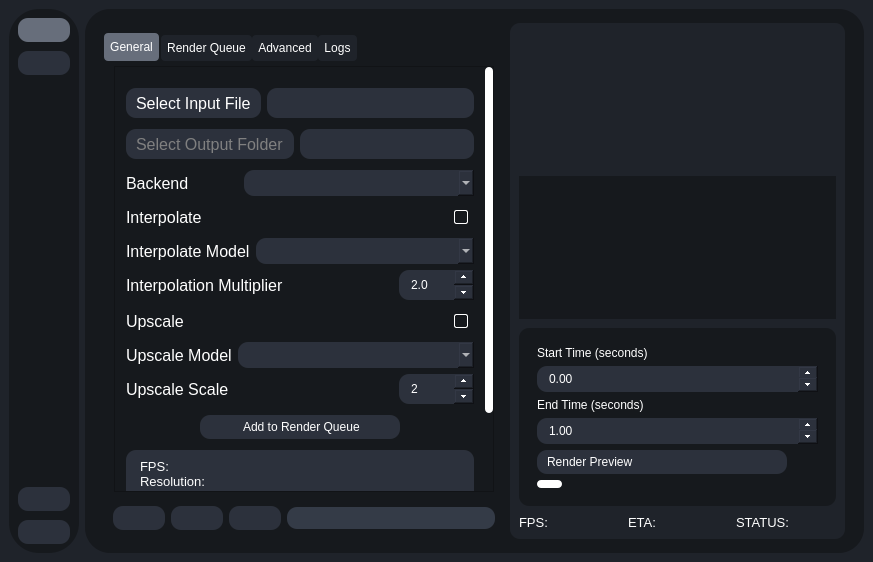
The window that testRVEInterface.ui (gokulmc/enhance_crop) describes before a commit, drawn with Qt 5.
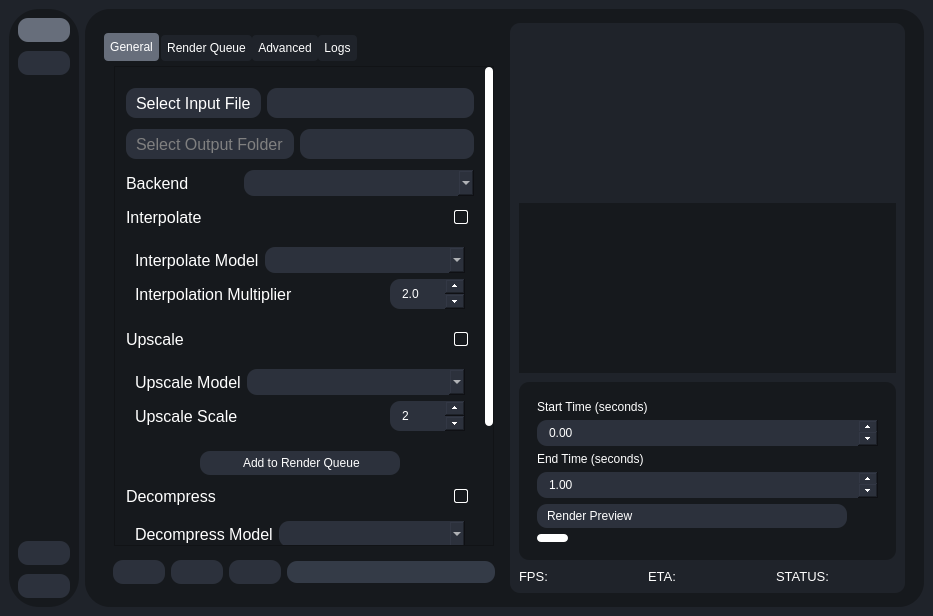
The same window after the commit. Icons and pictures are not drawn.

Commit message: work towards decompression option

```diff
--- a/testRVEInterface.ui
+++ b/testRVEInterface.ui
@@ -5,8 +5,8 @@
    <rect>
     <x>0</x>
     <y>0</y>
-    <width>0</width>
-    <height>0</height>
+    <width>933</width>
+    <height>616</height>
    </rect>
   </property>
   <property name="sizePolicy">
@@ -1084,9 +1084,9 @@
                                  <property name="geometry">
                                   <rect>
                                    <x>0</x>
-                                   <y>0</y>
+                                   <y>-92</y>
                                    <width>370</width>
-                                   <height>542</height>
+                                   <height>663</height>
                                   </rect>
                                  </property>
                                  <layout class="QVBoxLayout" name="verticalLayout_32">
@@ -1375,16 +1375,16 @@
                                     </property>
                                     <layout class="QVBoxLayout" name="verticalLayout_38">
                                      <property name="leftMargin">
-                                      <number>0</number>
+                                      <number>9</number>
                                      </property>
                                      <property name="topMargin">
-                                      <number>0</number>
+                                      <number>9</number>
                                      </property>
                                      <property name="rightMargin">
-                                      <number>0</number>
+                                      <number>9</number>
                                      </property>
                                      <property name="bottomMargin">
-                                      <number>0</number>
+                                      <number>9</number>
                                      </property>
                                      <item>
                                       <widget class="QWidget" name="widget_28" native="true">
@@ -1589,16 +1589,16 @@
                                       <number>6</number>
                                      </property>
                                      <property name="leftMargin">
-                                      <number>0</number>
+                                      <number>9</number>
                                      </property>
                                      <property name="topMargin">
-                                      <number>0</number>
+                                      <number>9</number>
                                      </property>
                                      <property name="rightMargin">
-                                      <number>0</number>
+                                      <number>9</number>
                                      </property>
                                      <property name="bottomMargin">
-                                      <number>0</number>
+                                      <number>9</number>
                                      </property>
                                      <item>
                                       <widget class="QWidget" name="widget" native="true">
@@ -1802,6 +1802,132 @@
                                     </layout>
                                    </widget>
                                   </item>
+                                  <item>
+                                   <widget class="QWidget" name="widget_36" native="true">
+                                    <layout class="QVBoxLayout" name="verticalLayout_40">
+                                     <property name="leftMargin">
+                                      <number>0</number>
+                                     </property>
+                                     <property name="topMargin">
+                                      <number>0</number>
+                                     </property>
+                                     <property name="rightMargin">
+                                      <number>0</number>
+                                     </property>
+                                     <property name="bottomMargin">
+                                      <number>0</number>
+                                     </property>
+                                     <item>
+                                      <widget class="QWidget" name="widget_40" native="true">
+                                       <layout class="QHBoxLayout" name="horizontalLayout_59">
+                                        <property name="leftMargin">
+                                         <number>0</number>
+                                        </property>
+                                        <property name="topMargin">
+                                         <number>0</number>
+                                        </property>
+                                        <property name="rightMargin">
+                                         <number>0</number>
+                                        </property>
+                                        <property name="bottomMargin">
+                                         <number>0</number>
+                                        </property>
+                                        <item>
+                                         <widget class="QLabel" name="label_78">
+                                          <property name="font">
+                                           <font>
+                                            <pointsize>12</pointsize>
+                                           </font>
+                                          </property>
+                                          <property name="text">
+                                           <string>Decompress</string>
+                                          </property>
+                                         </widget>
+                                        </item>
+                                        <item>
+                                         <spacer name="horizontalSpacer_28">
+                                          <property name="orientation">
+                                           <enum>Qt::Orientation::Horizontal</enum>
+                                          </property>
+                                          <property name="sizeHint" stdset="0">
+                                           <size>
+                                            <width>40</width>
+                                            <height>20</height>
+                                           </size>
+                                          </property>
+                                         </spacer>
+                                        </item>
+                                        <item>
+                                         <widget class="QCheckBox" name="decompressCheckBox">
+                                          <property name="text">
+                                           <string/>
+                                          </property>
+                                         </widget>
+                                        </item>
+                                       </layout>
+                                      </widget>
+                                     </item>
+                                     <item>
+                                      <widget class="QWidget" name="widget_41" native="true">
+                                       <layout class="QVBoxLayout" name="verticalLayout_41">
+                                        <item>
+                                         <widget class="QWidget" name="widget_43" native="true">
+                                          <layout class="QHBoxLayout" name="horizontalLayout_60">
+                                           <property name="leftMargin">
+                                            <number>0</number>
+                                           </property>
+                                           <property name="topMargin">
+                                            <number>0</number>
+                                           </property>
+                                           <property name="rightMargin">
+                                            <number>0</number>
+                                           </property>
+                                           <property name="bottomMargin">
+                                            <number>0</number>
+                                           </property>
+                                           <item>
+                                            <widget class="QLabel" name="label_79">
+                                             <property name="font">
+                                              <font>
+                                               <pointsize>12</pointsize>
+                                              </font>
+                                             </property>
+                                             <property name="text">
+                                              <string>Decompress Model</string>
+                                             </property>
+                                            </widget>
+                                           </item>
+                                           <item>
+                                            <widget class="QComboBox" name="upscaleModelComboBox_2">
+                                             <property name="sizePolicy">
+                                              <sizepolicy hsizetype="MinimumExpanding" vsizetype="Fixed">
+                                               <horstretch>0</horstretch>
+                                               <verstretch>0</verstretch>
+                                              </sizepolicy>
+                                             </property>
+                                             <property name="minimumSize">
+                                              <size>
+                                               <width>0</width>
+                                               <height>0</height>
+                                              </size>
+                                             </property>
+                                             <property name="maximumSize">
+                                              <size>
+                                               <width>250</width>
+                                               <height>30</height>
+                                              </size>
+                                             </property>
+                                            </widget>
+                                           </item>
+                                          </layout>
+                                         </widget>
+                                        </item>
+                                       </layout>
+                                      </widget>
+                                     </item>
+                                    </layout>
+                                   </widget>
+                                  </item>
                                   <item>
                                    <widget class="QTextEdit" name="videoInfoTextEdit">
                                     <property name="enabled">
```
Left out of the diff: 263 changed lines with no effect on the pictures.
